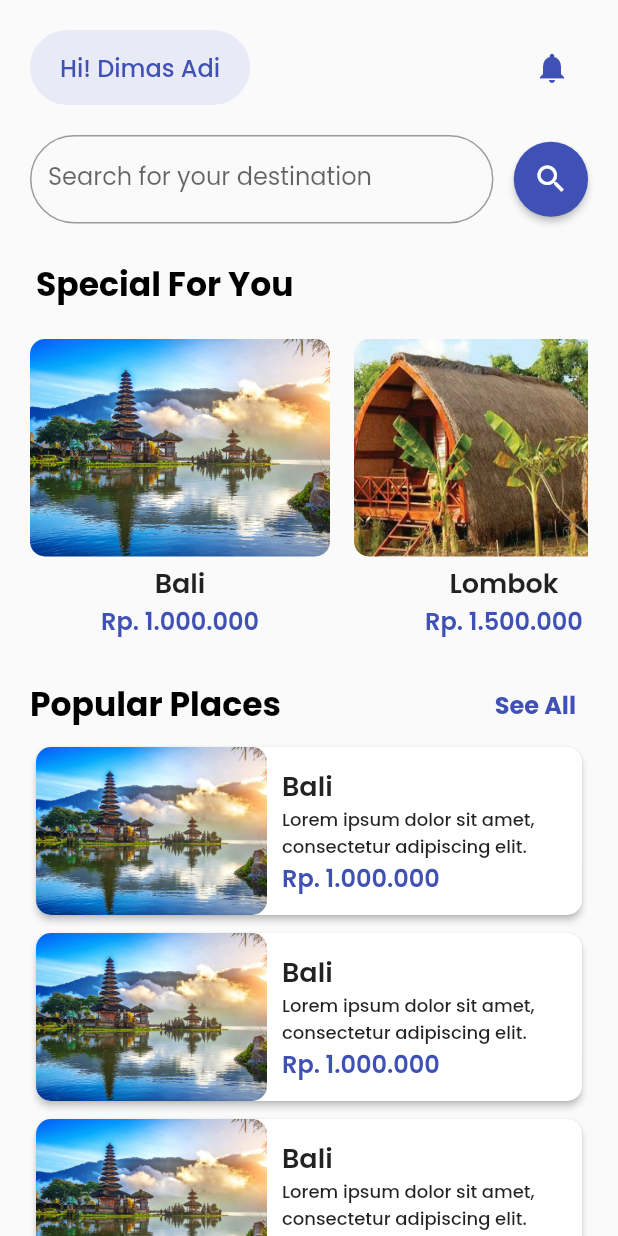
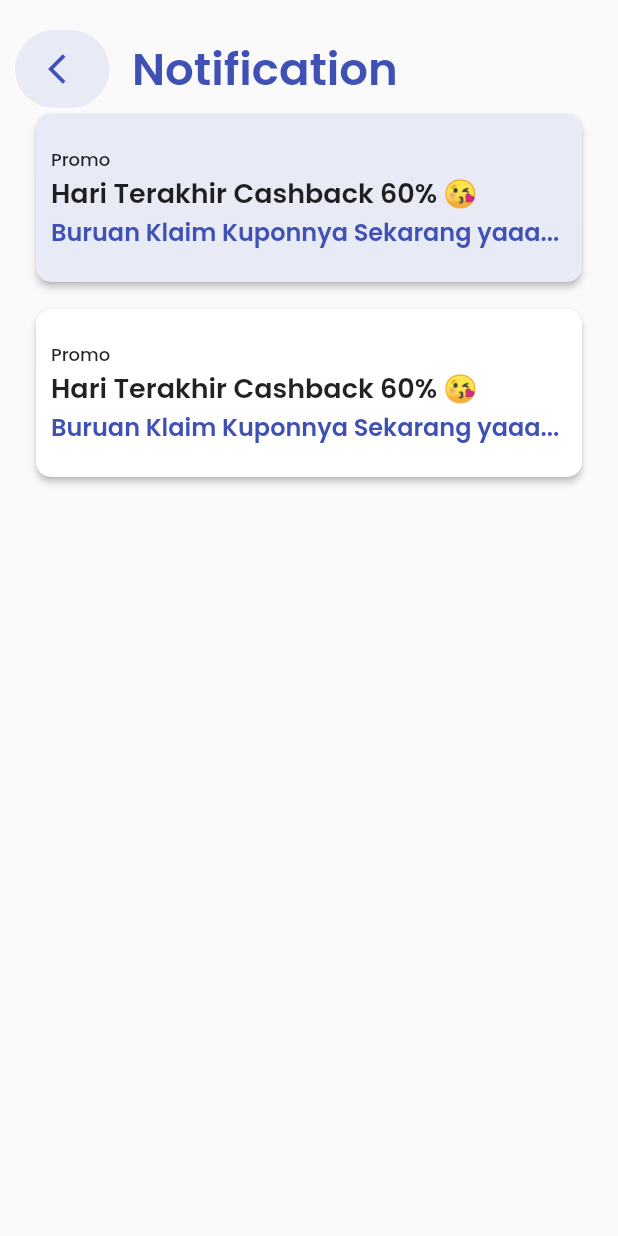
Before and after one commit to fajarajikusuma/flutter-destination-app, a Flutter app: the Beranda screen opened directly, after a tap on the "notifications" icon, on a phone screen of 412 x 824 dp. Run offline on Flutter 3.47's test engine with Material 2 defaults, Android fonts, the light colour scheme and no system bars; our stand-ins replace google_fonts, google_nav_bar; missing offline and left inert: flutter_search_bar, statusbarz.

Commit message:
add notification page and search page

```diff
--- a/lib/beranda.dart
+++ b/lib/beranda.dart
@@ -1,4 +1,5 @@
 import 'package:destination_app/detailItem.dart';
+import 'package:destination_app/notification.dart';
 import 'package:flutter/material.dart';
 import 'package:flutter_search_bar/flutter_search_bar.dart';
 import 'detailItem.dart';
@@ -126,55 +127,62 @@ class _BerandaState extends State<Beranda> {
                           color: Colors.indigo,
                           size: 24,
                         ),
-                        onPressed: () {},
+                        onPressed: () {
+                          Navigator.push(
+                            context,
+                            MaterialPageRoute(
+                              builder: (context) => NotificationPage(),
+                            ),
+                          );
+                        },
                       ),
                     ],
                   ),
                 ),
               ),
-              SizedBox(
-                height: 20,
-              ),
-              Padding(
-                padding: const EdgeInsets.symmetric(horizontal: 20),
-                child: Row(
-                  mainAxisAlignment: MainAxisAlignment.spaceBetween,
-                  children: [
-                    Container(
-                      width: MediaQuery.of(context).size.width * 0.75,
-                      child: TextField(
-                        decoration: InputDecoration(
-                          labelText: 'Search for your destination',
-                          labelStyle: GoogleFonts.poppins(
-                            fontSize: 16,
-                          ),
-                          border: OutlineInputBorder(
-                            borderRadius: BorderRadius.circular(30),
-                          ),
-                        ),
-                      ),
-                    ),
-                    Container(
-                      width: MediaQuery.of(context).size.width * 0.12,
-                      child: MaterialButton(
-                        onPressed: () {},
-                        child: Icon(
-                          Icons.search,
-                          color: Colors.white,
-                          size: 24,
-                        ),
-                        color: Colors.indigo,
-                        shape: RoundedRectangleBorder(
-                          borderRadius: BorderRadius.circular(30),
-                        ),
-                        height: 50,
-                        minWidth: double.infinity,
-                        padding: EdgeInsets.zero,
-                      ),
-                    )
-                  ],
-                ),
-              ),
+              // SizedBox(
+              //   height: 20,
+              // ),
+              // Padding(
+              //   padding: const EdgeInsets.symmetric(horizontal: 20),
+              //   child: Row(
+              //     mainAxisAlignment: MainAxisAlignment.spaceBetween,
+              //     children: [
+              //       Container(
+              //         width: MediaQuery.of(context).size.width * 0.75,
+              //         child: TextField(
+              //           decoration: InputDecoration(
+              //             labelText: 'Search for your destination',
+              //             labelStyle: GoogleFonts.poppins(
+              //               fontSize: 16,
+              //             ),
+              //             border: OutlineInputBorder(
+              //               borderRadius: BorderRadius.circular(30),
+              //             ),
+              //           ),
+              //         ),
+              //       ),
+              //       Container(
+              //         width: MediaQuery.of(context).size.width * 0.12,
+              //         child: MaterialButton(
+              //           onPressed: () {},
+              //           child: Icon(
+              //             Icons.search,
+              //             color: Colors.white,
+              //             size: 24,
+              //           ),
+              //           color: Colors.indigo,
+              //           shape: RoundedRectangleBorder(
+              //             borderRadius: BorderRadius.circular(30),
+              //           ),
+              //           height: 50,
+              //           minWidth: double.infinity,
+              //           padding: EdgeInsets.zero,
+              //         ),
+              //       )
+              //     ],
+              //   ),
+              // ),
               SizedBox(
                 height: 24,
               ),
@@ -253,7 +261,7 @@ class _BerandaState extends State<Beranda> {
               Padding(
                 padding: EdgeInsets.only(left: 20, right: 20),
                 child: Container(
-                  height: 400,
+                  height: 430,
                   width: double.infinity,
                   child: GestureDetector(
                     onTap: () {
--- /dev/null
+++ b/lib/notification.dart
@@ -0,0 +1,221 @@
+import 'package:destination_app/detailNotification.dart';
+import 'package:flutter/material.dart';
+import 'package:flutter/src/foundation/key.dart';
+import 'package:flutter/src/widgets/framework.dart';
+import 'package:google_fonts/google_fonts.dart';
+
+class NotificationPage extends StatefulWidget {
+  const NotificationPage({Key key}) : super(key: key);
+
+  @override
+  State<NotificationPage> createState() => _NotificationPageState();
+}
+
+class _NotificationPageState extends State<NotificationPage> {
+  @override
+  Widget build(BuildContext context) {
+    return Scaffold(
+      // appBar: AppBar(
+      //   title: Text(
+      //     'Notification',
+      //     style: TextStyle(
+      //         fontSize: 20, fontWeight: FontWeight.bold, color: Colors.indigo),
+      //   ),
+      //   leading: IconButton(
+      //     icon: Icon(
+      //       Icons.arrow_back_ios,
+      //       color: Colors.indigo,
+      //     ),
+      //     onPressed: () {
+      //       Navigator.pop(context);
+      //     },
+      //   ),
+      //   elevation: 0,
+      //   backgroundColor: Colors.white,
+      //   foregroundColor: Colors.black,
+      // ),
+      body: SingleChildScrollView(
+        child: Center(
+          child: Column(
+            children: [
+              SafeArea(
+                child: Padding(
+                  padding: EdgeInsets.only(left: 10, right: 20, top: 20),
+                  child: Row(
+                    mainAxisAlignment: MainAxisAlignment.start,
+                    children: <Widget>[
+                      Container(
+                        padding: EdgeInsets.only(
+                            left: 10, right: 5, bottom: 2, top: 2),
+                        decoration: BoxDecoration(
+                          borderRadius: BorderRadius.circular(30),
+                          color: Colors.indigo[50],
+                        ),
+                        child: IconButton(
+                          onPressed: () {
+                            Navigator.pop(context);
+                          },
+                          icon:
+                              Icon(Icons.arrow_back_ios, color: Colors.indigo),
+                        ),
+                      ),
+                      SizedBox(
+                        width: 15,
+                      ),
+                      Text(
+                        'Notification',
+                        style: GoogleFonts.poppins(
+                          fontSize: 30,
+                          fontWeight: FontWeight.w600,
+                          color: Colors.indigo,
+                        ),
+                      ),
+                    ],
+                  ),
+                ),
+              ),
+              Padding(
+                padding: EdgeInsets.only(left: 20, right: 20),
+                child: Container(
+                  height: 680,
+                  width: double.infinity,
+                  child: GestureDetector(
+                    onTap: () {
+                      Navigator.push(
+                          context,
+                          MaterialPageRoute(
+                              builder: (context) => detailNotification()));
+                    },
+                    child: Container(
+                      child: ListView(
+                        scrollDirection: Axis.vertical,
+                        physics: BouncingScrollPhysics(),
+                        children: [
+                          Container(
+                            height: 120,
+                            child: Column(
+                              children: [
+                                Expanded(
+                                  child: Card(
+                                    color: Colors.indigo[50],
+                                    elevation: 2,
+                                    shadowColor: Colors.black,
+                                    shape: RoundedRectangleBorder(
+                                      borderRadius: BorderRadius.circular(10),
+                                    ),
+                                    child: Row(
+                                      children: [
+                                        Container(
+                                          margin: EdgeInsets.only(left: 10),
+                                          width: 350,
+                                          // color: Colors.indigo[50],
+                                          child: Column(
+                                            mainAxisAlignment:
+                                                MainAxisAlignment.center,
+                                            crossAxisAlignment:
+                                                CrossAxisAlignment.start,
+                                            children: [
+                                              Text(
+                                                'Promo',
+                                                style: GoogleFonts.poppins(
+                                                  fontSize: 12,
+                                                  fontWeight: FontWeight.w500,
+                                                ),
+                                              ),
+                                              Text(
+                                                'Hari Terakhir Cashback 60% 😘',
+                                                style: GoogleFonts.poppins(
+                                                  fontSize: 18,
+                                                  fontWeight: FontWeight.w600,
+                                                ),
+                                              ),
+                                              Text(
+                                                'Buruan Klaim Kuponnya Sekarang yaaa...',
+                                                style: GoogleFonts.poppins(
+                                                  fontSize: 16,
+                                                  fontWeight: FontWeight.w600,
+                                                  color: Colors.indigo,
+                                                ),
+                                              ),
+                                            ],
+                                          ),
+                                        ),
+                                      ],
+                                    ),
+                                  ),
+                                ),
+                              ],
+                            ),
+                          ),
+                          SizedBox(
+                            height: 10,
+                          ),
+                          Container(
+                            height: 120,
+                            child: Column(
+                              children: [
+                                Expanded(
+                                  child: Card(
+                                    // color: Colors.indigo[,
+                                    elevation: 2,
+                                    shadowColor: Colors.black,
+                                    shape: RoundedRectangleBorder(
+                                      borderRadius: BorderRadius.circular(10),
+                                    ),
+                                    child: Row(
+                                      children: [
+                                        Container(
+                                          margin: EdgeInsets.only(left: 10),
+                                          width: 350,
+                                          // color: Colors.indigo[50],
+                                          child: Column(
+                                            mainAxisAlignment:
+                                                MainAxisAlignment.center,
+                                            crossAxisAlignment:
+                                                CrossAxisAlignment.start,
+                                            children: [
+                                              Text(
+                                                'Promo',
+                                                style: GoogleFonts.poppins(
+                                                  fontSize: 12,
+                                                  fontWeight: FontWeight.w500,
+                                                ),
+                                              ),
+                                              Text(
+                                                'Hari Terakhir Cashback 60% 😘',
+                                                style: GoogleFonts.poppins(
+                                                  fontSize: 18,
+                                                  fontWeight: FontWeight.w600,
+                                                ),
+                                              ),
+                                              Text(
+                                                'Buruan Klaim Kuponnya Sekarang yaaa...',
+                                                style: GoogleFonts.poppins(
+                                                  fontSize: 16,
+                                                  fontWeight: FontWeight.w600,
+                                                  color: Colors.indigo,
+                                                ),
+                                              ),
+                                            ],
+                                          ),
+                                        ),
+                                      ],
+                                    ),
+                                  ),
+                                ),
+                              ],
+                            ),
+                          ),
+                        ],
+                      ),
+                    ),
+                  ),
+                ),
+              ),
+            ],
+          ),
+        ),
+      ),
+    );
+  }
+}
```
Also changed, not shown: lib/detailItem.dart (+30 -8 lines), lib/detailNotification.dart (added, +25 -0 lines), lib/home.dart (+2 -21 lines), lib/search.dart (added, +334 -0 lines).
